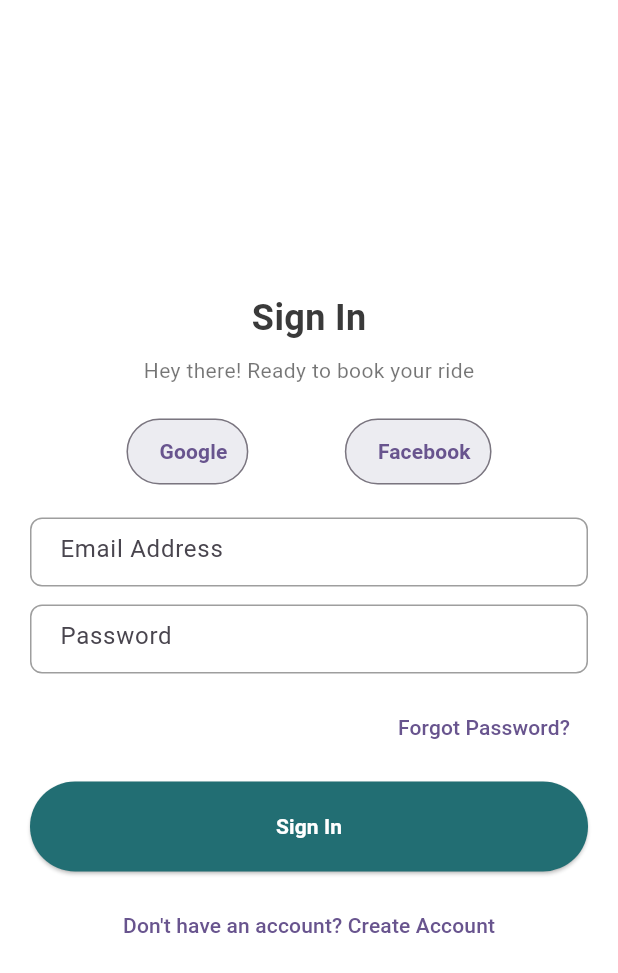
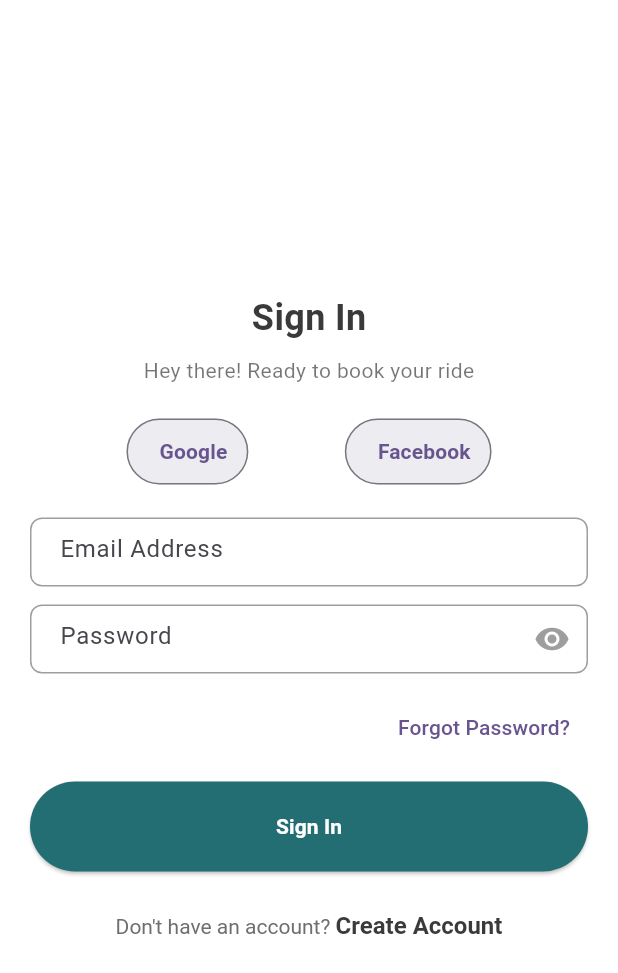
Before and after one commit to LivingstonTardzenyuy/taxi_app, a Flutter app: the SignInScreenClient screen opened directly, on a phone screen of 412 x 824 dp. Shown: the top 973 px of the screen. Run offline on Flutter 3.47's test engine with Material 3 defaults, Android fonts, the phone set to English and light mode, and no system bars.

Commit message:
about to start working on sign in client screen

```diff
--- a/lib/client_app/authentication/screens/sign_in_client.dart
+++ b/lib/client_app/authentication/screens/sign_in_client.dart
@@ -39,13 +39,46 @@ class _SignInScreenClientState extends State<SignInScreenClient> {
               const SizedBox(height: 20),
               AuthTextField(hint: 'Email Address', controller: _email, keyboardType: TextInputType.emailAddress),
               const SizedBox(height: 12),
-              AuthTextField(hint: 'Password', controller: _password, obscure: true),
+              AuthTextField(hint: 'Password', controller: _password, obscure: true, showPasswordToggle: true),
               const SizedBox(height: 12),
               Align(alignment: Alignment.centerRight, child: TextButton(onPressed: () {}, child: const Text('Forgot Password?'))),
               const SizedBox(height: 12),
               PrimaryButton(label: 'Sign In', onPressed: _signIn),
               const SizedBox(height: 12),
-              TextButton(onPressed: () => Navigator.push(context, MaterialPageRoute(builder: (_) => const SizedBox.shrink())), child: const Text('Don\'t have an account? Create Account'))
+
+              TextButton(
+                onPressed: () => Navigator.push(
+                  context,
+                  MaterialPageRoute(builder: (_) => const SignInScreenClient()),
+                ),
+                child: RichText(
+                  text: TextSpan(
+                    children: [
+                      TextSpan(
+                        text: 'Don\'t have an account? ',
+                        style: TextStyle(
+                          color: const Color(0xFF6E6E6E),
+                        ),
+                      ),
+                      TextSpan(
+                        text: 'Create Account',
+                        style: TextStyle(
+                          color: const Color(0xFF3A3A3A),
+                          fontSize: 16,
+                          fontWeight: FontWeight.bold,
+                        ),
+                      ),
+                    ],
+                  ),
+                ),
+              )
+              // TextButton(onPressed: () => Navigator.push(context,
+              //     MaterialPageRoute(builder: (_) =>
+              //     const      // TextButton(onPressed: () => Navigator.push(context,
+              //     MaterialPageRoute(builder: (_) =>
+              //     const      // TextButton(onPressed: () => Navigator.push(context,
+              //     MaterialPageRoute(builder: (_) =>
+              //     const SizedBox.shrink())), child: const Text('Don\'t have an account? Create Account'))
             ],
           ),
         ),
```
Also changed, not shown: assets/onboarding/enable_notification.png (added), assets/onboarding/enable_pull_access.png (added), lib/generated/assets.dart (added).
